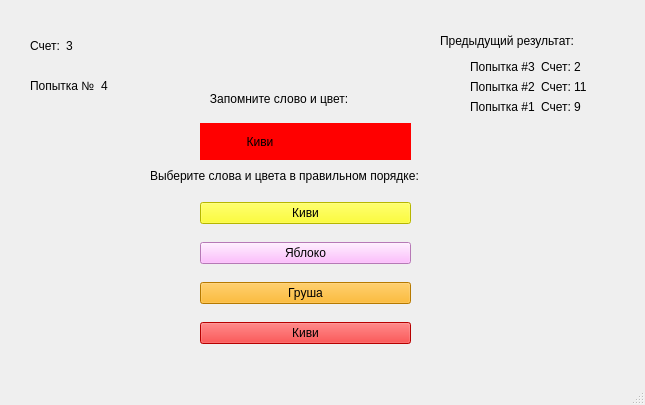
Qt form templates/colours&words_easy_win.ui (aizXc901/FocusTest) before a commit.
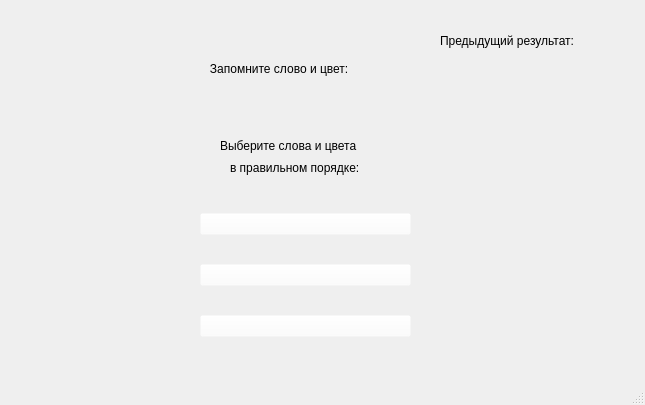
The same form after that commit.

```diff
--- a/templates/colours&words_easy_win.ui
+++ b/templates/colours&words_easy_win.ui
@@ -17,9 +17,9 @@
    <widget class="QLabel" name="label">
     <property name="geometry">
      <rect>
-      <x>150</x>
-      <y>160</y>
-      <width>321</width>
+      <x>220</x>
+      <y>130</y>
+      <width>171</width>
       <height>31</height>
      </rect>
     </property>
@@ -27,7 +27,7 @@
      <string notr="true">font: 10.7pt &quot;MS Shell Dlg 2&quot;;</string>
     </property>
     <property name="text">
-     <string>Выберите слова и цвета в правильном порядке:</string>
+     <string>Выберите слова и цвета</string>
     </property>
    </widget>
    <widget class="QWidget" name="verticalLayoutWidget">
@@ -44,10 +44,10 @@
       <widget class="QPushButton" name="pushButton_4">
        <property name="styleSheet">
         <string notr="true">font: 12pt &quot;MS Shell Dlg 2&quot;;
-background-color: yellow;</string>
+background-color: rgba(255, 255, 255, 0);</string>
        </property>
        <property name="text">
-        <string>Киви</string>
+        <string/>
        </property>
       </widget>
      </item>
@@ -55,10 +55,10 @@
       <widget class="QPushButton" name="pushButton_5">
        <property name="styleSheet">
         <string notr="true">font: 12pt &quot;MS Shell Dlg 2&quot;;
-background-color: rgb(255, 170, 255);</string>
+background-color: rgba(255, 255, 255, 0);</string>
        </property>
        <property name="text">
-        <string>Яблоко</string>
+        <string/>
        </property>
       </widget>
      </item>
@@ -66,21 +66,10 @@
       <widget class="QPushButton" name="pushButton_6">
        <property name="styleSheet">
         <string notr="true">font: 12pt &quot;MS Shell Dlg 2&quot;;
-background-color: rgb(255, 170, 0);</string>
+background-color: rgba(255, 255, 255, 0);</string>
        </property>
        <property name="text">
-        <string>Груша</string>
-       </property>
-      </widget>
-     </item>
-     <item>
-      <widget class="QPushButton" name="pushButton_2">
-       <property name="styleSheet">
-        <string notr="true">font: 12pt &quot;MS Shell Dlg 2&quot;;
-background-color: red;</string>
-       </property>
-       <property name="text">
-        <string>Киви</string>
+        <string/>
        </property>
       </widget>
      </item>
@@ -106,7 +95,7 @@
     <property name="geometry">
      <rect>
       <x>200</x>
-      <y>80</y>
+      <y>50</y>
       <width>211</width>
       <height>80</height>
      </rect>
@@ -116,10 +105,10 @@
       <widget class="QLabel" name="label_14">
        <property name="styleSheet">
         <string notr="true">font: 75 14pt &quot;MS Shell Dlg 2&quot;;
-background-color: red;</string>
+background-color: rgba(255, 255, 255, 0);</string>
        </property>
        <property name="text">
-        <string>              Киви</string>
+        <string/>
        </property>
       </widget>
      </item>
@@ -146,22 +135,12 @@
     </property>
     <layout class="QHBoxLayout" name="horizontalLayout_5">
      <item>
-      <widget class="QLabel" name="label_3">
+      <widget class="QLabel" name="score">
        <property name="styleSheet">
         <string notr="true">font: 12pt &quot;MS Shell Dlg 2&quot;;</string>
        </property>
        <property name="text">
-        <string>Счет:</string>
-       </property>
-      </widget>
-     </item>
-     <item>
-      <widget class="QLabel" name="label_6">
-       <property name="styleSheet">
-        <string notr="true">font: 12pt &quot;MS Shell Dlg 2&quot;;</string>
-       </property>
-       <property name="text">
-        <string>3</string>
+        <string/>
        </property>
       </widget>
      </item>
@@ -183,17 +162,7 @@
         <string notr="true">font: 12pt &quot;MS Shell Dlg 2&quot;;</string>
        </property>
        <property name="text">
-        <string>Попытка №</string>
-       </property>
-      </widget>
-     </item>
-     <item>
-      <widget class="QLabel" name="label_15">
-       <property name="styleSheet">
-        <string notr="true">font: 12pt &quot;MS Shell Dlg 2&quot;;</string>
-       </property>
-       <property name="text">
-        <string>4</string>
+        <string/>
        </property>
       </widget>
      </item>
@@ -202,69 +171,40 @@
    <widget class="QWidget" name="formLayoutWidget">
     <property name="geometry">
      <rect>
-      <x>470</x>
+      <x>460</x>
       <y>60</y>
-      <width>122</width>
+      <width>151</width>
       <height>301</height>
      </rect>
     </property>
     <layout class="QFormLayout" name="formLayout">
      <item row="2" column="0">
-      <layout class="QHBoxLayout" name="horizontalLayout">
-       <item>
-        <widget class="QLabel" name="label_5">
-         <property name="text">
-          <string>Попытка #1</string>
-         </property>
-        </widget>
-       </item>
-       <item>
-        <widget class="QLabel" name="label_4">
-         <property name="text">
-          <string>Счет: 9</string>
-         </property>
-        </widget>
-       </item>
-      </layout>
+      <layout class="QHBoxLayout" name="horizontalLayout"/>
      </item>
      <item row="1" column="0">
-      <layout class="QHBoxLayout" name="horizontalLayout_2">
-       <item>
-        <widget class="QLabel" name="label_8">
-         <property name="text">
-          <string>Попытка #2</string>
-         </property>
-        </widget>
-       </item>
-       <item>
-        <widget class="QLabel" name="label_10">
-         <property name="text">
-          <string>Счет: 11</string>
-         </property>
-        </widget>
-       </item>
-      </layout>
+      <layout class="QHBoxLayout" name="horizontalLayout_2"/>
      </item>
      <item row="0" column="0">
-      <layout class="QHBoxLayout" name="horizontalLayout_3">
-       <item>
-        <widget class="QLabel" name="label_12">
-         <property name="text">
-          <string>Попытка #3</string>
-         </property>
-        </widget>
-       </item>
-       <item>
-        <widget class="QLabel" name="label_16">
-         <property name="text">
-          <string>Счет: 2</string>
-         </property>
-        </widget>
-       </item>
-      </layout>
+      <layout class="QHBoxLayout" name="horizontalLayout_3"/>
      </item>
     </layout>
    </widget>
+   <widget class="QLabel" name="label_3">
+    <property name="geometry">
+     <rect>
+      <x>230</x>
+      <y>160</y>
+      <width>161</width>
+      <height>16</height>
+     </rect>
+    </property>
+    <property name="styleSheet">
+     <string notr="true">font: 11pt &quot;MS Shell Dlg 2&quot;;</string>
+    </property>
+    <property name="text">
+     <string>в правильном порядке:</string>
+    </property>
+   </widget>
   </widget>
   <widget class="QStatusBar" name="statusbar"/>
  </widget>
```
Left out of the diff: 6 changed lines with no effect on the pictures.
